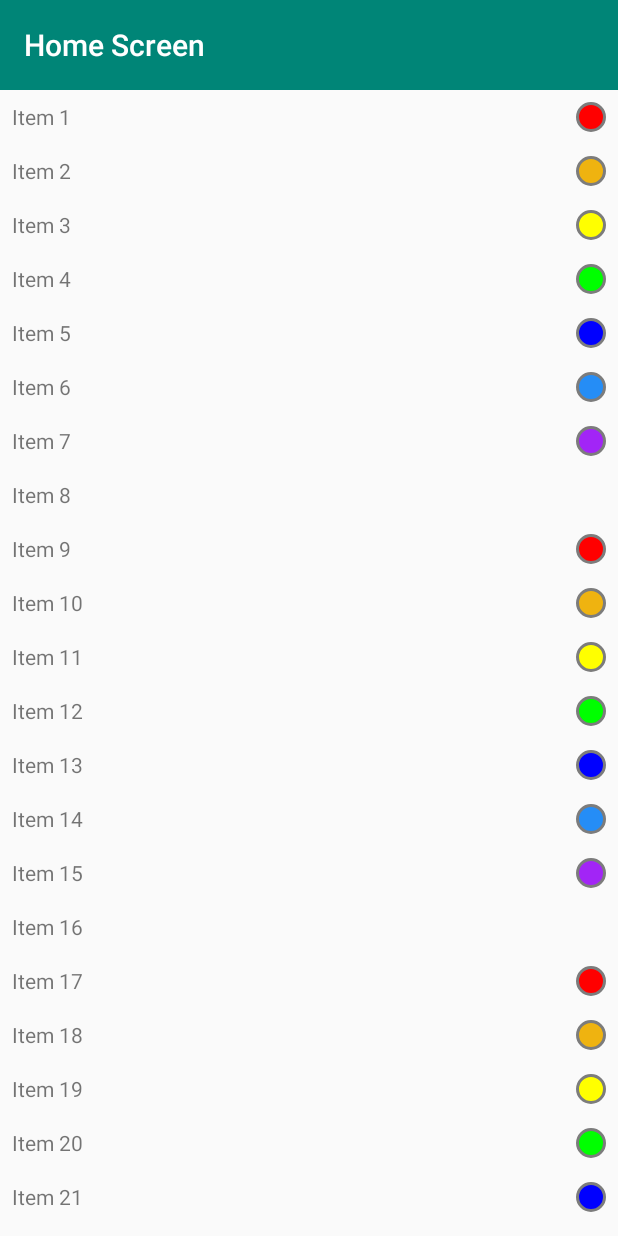
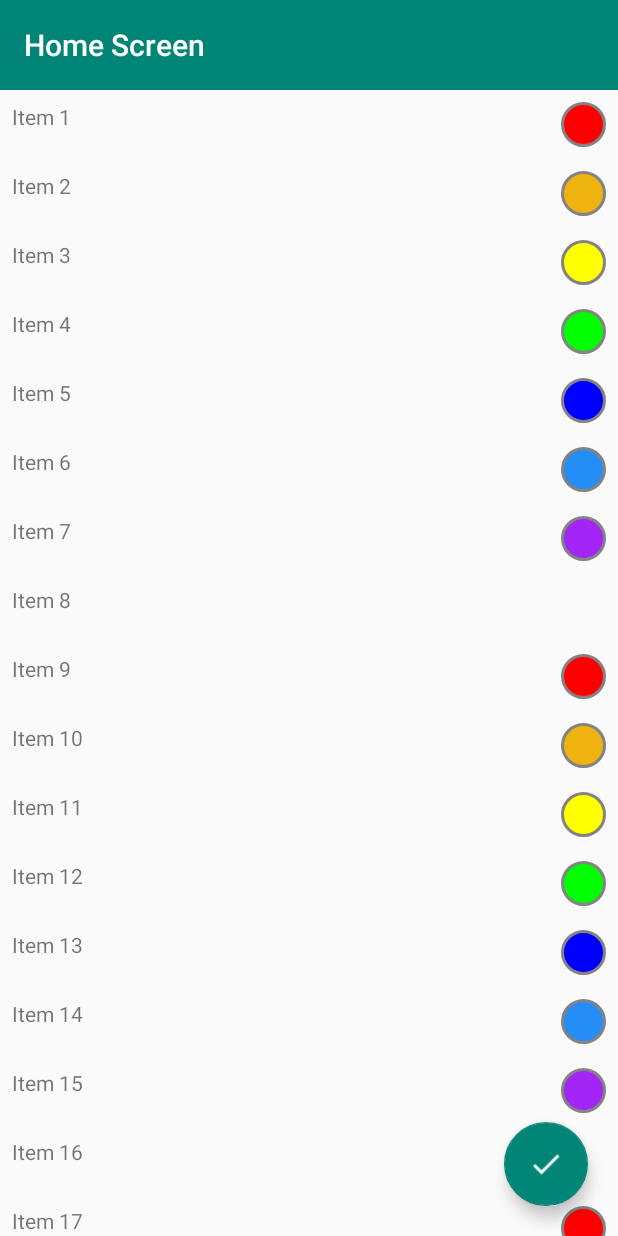
Before and after one commit to gnusinay/App1, an Android app: the screen it shows after launch (HomeActivity), on a phone screen of 412 x 824 dp. Run offline under Robolectric (Android 15) with nearby library versions, the phone set to English and light mode, and no system bars.

Commit message:
Added screen for addition new item Added FloatingActionButton on home screen Creation RainbowColorsHelper for work with rainbow colors Added processing of item swipe (commented out)

```diff
--- a/app/build.gradle
+++ b/app/build.gradle
@@ -6,7 +6,7 @@ android {
 
     defaultConfig {
         applicationId "com.mercury.gnusin.app1"
-        minSdkVersion 15
+        minSdkVersion 18
         targetSdkVersion 24
         versionCode 1
         versionName "1.0"
@@ -20,10 +20,10 @@ android {
 }
 
 dependencies {
-    compile fileTree(dir: 'libs', include: ['*.jar'])
+    compile fileTree(include: ['*.jar'], dir: 'libs')
     testCompile 'junit:junit:4.12'
-
     compile 'com.android.support:appcompat-v7:24.2.1'
     compile 'com.android.support:cardview-v7:24.2.1'
     compile 'com.android.support:recyclerview-v7:24.2.1'
+    compile 'com.android.support:design:24.2.1'
 }
--- a/app/src/main/AndroidManifest.xml
+++ b/app/src/main/AndroidManifest.xml
@@ -15,7 +15,9 @@
                 <category android:name="android.intent.category.LAUNCHER" />
             </intent-filter>
         </activity>
-        <activity android:name=".HomeActivity"></activity>
+        <activity android:name=".NewItemActivity"
+                  android:windowSoftInputMode="stateHidden|adjustResize"/>
+        <activity android:name=".HomeActivity"/>
     </application>
 
 </manifest>
--- a/app/src/main/java/com/mercury/gnusin/app1/HomeActivity.java
+++ b/app/src/main/java/com/mercury/gnusin/app1/HomeActivity.java
@@ -1,35 +1,32 @@
 package com.mercury.gnusin.app1;
 
-import android.content.DialogInterface;
-import android.graphics.Color;
+import android.content.Intent;
 import android.os.Bundle;
-import android.support.v7.app.AlertDialog;
+import android.support.design.widget.CoordinatorLayout;
+import android.support.design.widget.FloatingActionButton;
+import android.support.design.widget.Snackbar;
 import android.support.v7.app.AppCompatActivity;
 import android.support.v7.widget.LinearLayoutManager;
 import android.support.v7.widget.RecyclerView;
 import android.support.v7.widget.Toolbar;
-import android.util.Log;
+import android.support.v7.widget.helper.ItemTouchHelper;
 import android.view.View;
-import android.widget.AdapterView;
-import android.widget.ListAdapter;
-import android.widget.ListView;
 
 import java.util.ArrayList;
 import java.util.List;
 
 public class HomeActivity extends AppCompatActivity {
-    static private Integer[] colors = {null, Color.RED, Color.rgb(239, 179, 16), Color.YELLOW, Color.GREEN, Color.BLUE, Color.rgb(37, 141, 246), Color.rgb(162, 37, 246) };
-    static private int count = 0;
 
-    private int id;
+    private static int ACTIVITY_RESULT_CODE = 1;
+
     private List<RainbowItem> items;
-    private AlertDialog displayedDialog;
+    private RecyclerView recyclerView;
+    private CoordinatorLayout coordinatorView;
 
     @Override
     protected void onCreate(Bundle savedInstanceState) {
         super.onCreate(savedInstanceState);
-        id = ++count;
-        Log.d("AGn HomeActivity_" + id, "create");
+
         setContentView(R.layout.a_home);
 
         Toolbar toolbar = (Toolbar) findViewById(R.id.toolbar);
@@ -39,67 +36,53 @@ public class HomeActivity extends AppCompatActivity {
         if (items == null) {
             items = new ArrayList<>(20);
             for (int i = 0; i < 60;) {
-                items.add(new RainbowItem(String.format("%s %d", getString(R.string.item_name), ++i), colors[i % 8]));
+                items.add(new RainbowItem(String.format("%s %d", getString(R.string.item_name), ++i), RainbowColorsHelper.getColorByPosition(i % 8).getColor()));
             }
         }
 
-        RecyclerView recyclerView = (RecyclerView) findViewById(R.id.recycler_view);
+        FloatingActionButton addItemButton = (FloatingActionButton) findViewById(R.id.add_float_button);
+        addItemButton.setOnClickListener(new View.OnClickListener() {
+            @Override
+            public void onClick(View v) {
+                Intent intent = new Intent(HomeActivity.this, NewItemActivity.class);
+                startActivityForResult(intent, ACTIVITY_RESULT_CODE);
+            }
+        });
+
+        recyclerView = (RecyclerView) findViewById(R.id.recycler_view);
         recyclerView.setHasFixedSize(true);
 
         RecyclerView.LayoutManager layoutManager = new LinearLayoutManager(this);
         recyclerView.setLayoutManager(layoutManager);
 
-        RainbowAdapter adapter = new RainbowAdapter(this, items);
+
+        coordinatorView = (CoordinatorLayout) findViewById(R.id.coordinator_view);
+
+        final RainbowAdapter adapter = new RainbowAdapter(this, items);
         recyclerView.setAdapter(adapter);
 
-        /*recyclerView.setOnItemClickListener(new AdapterView.OnItemClickListener() {
-            @Override
-            public void onItemClick(AdapterView<?> adapterView, View view, int i, long l) {
-                AlertDialog.Builder builder = new AlertDialog.Builder(view.getContext());
-                RainbowItem item = (RainbowItem) adapterView.getAdapter().getItem(i);
-                builder.setMessage(String.format(getString(R.string.item_show_dialog), item.getText()));
+        RainbowItemTouchCallback rainbowItemTouchCallback = new RainbowItemTouchCallback(0, ItemTouchHelper.LEFT);
+        ItemTouchHelper itemTouchHelper = new ItemTouchHelper(rainbowItemTouchCallback);
 
-                builder.setPositiveButton("Ok", new DialogInterface.OnClickListener() {
-                    @Override
-                    public void onClick(DialogInterface dialogInterface, int i) {
-                        dialogInterface.cancel();
+        itemTouchHelper.attachToRecyclerView(recyclerView);
+    }
+
+    @Override
+    protected void onActivityResult(int requestCode, int resultCode, Intent data) {
+        if (requestCode == ACTIVITY_RESULT_CODE) {
+            if (resultCode == RESULT_OK) {
+                String title = data.getStringExtra("title");
+                if (title != null && !title.isEmpty()) {
+                    int color = data.getIntExtra("color", 0);
+                    RainbowItem rainbowItem = new RainbowItem(title, RainbowColorsHelper.getColorByPosition(color).getColor());
+                    if (((RainbowAdapter) recyclerView.getAdapter()).addItem(rainbowItem)) {
+                        Snackbar.make(coordinatorView, R.string.add_new_item_successful_message, Snackbar.LENGTH_SHORT).show();
+                    } else {
+                        Snackbar.make(coordinatorView, R.string.add_new_item_error_message, Snackbar.LENGTH_SHORT).show();
                     }
-                });
-                displayedDialog = builder.create();
-                displayedDialog.show();
+                }
             }
-        });
-
-        listView.setOnItemLongClickListener(new AdapterView.OnItemLongClickListener() {
-            @Override
-            public boolean onItemLongClick(AdapterView<?> adapterView, View view, int i, long l) {
-                final RainbowAdapter listAdapter = (RainbowAdapter) adapterView.getAdapter();
-                final int indexSelectedItems = i;
-                RainbowItem item = (RainbowItem) listAdapter.getItem(indexSelectedItems);
-                AlertDialog.Builder builder = new AlertDialog.Builder(view.getContext());
-                builder.setMessage(String.format(getString(R.string.item_remove_dialog), item.getText()));
-
-                builder.setPositiveButton("Ok", new DialogInterface.OnClickListener() {
-                    @Override
-                    public void onClick(DialogInterface dialogInterface, int i) {
-                        listAdapter.removeItem(indexSelectedItems);
-                        listAdapter.notifyDataSetChanged();
-                        dialogInterface.cancel();
-                    }
-                });
-
-                builder.setNegativeButton("No", new DialogInterface.OnClickListener() {
-                    @Override
-                    public void onClick(DialogInterface dialogInterface, int i) {
-                        dialogInterface.cancel();
-                    }
-                });
-                displayedDialog = builder.create();
-                displayedDialog.show();
-                return true;
-            }
-        });*/
-
+        }
     }
 
     @Override
@@ -108,32 +91,4 @@ public class HomeActivity extends AppCompatActivity {
         return items;
     }
 
-    @Override
-    protected void onDestroy() {
-        super.onDestroy();
-        Log.d("AGn HomeActivity_" + id, "destroy");
-        if (displayedDialog != null) {
-            displayedDialog.dismiss();
-        }
-
-        //finish();
-    }
-
-    @Override
-    protected void onPause() {
-        super.onPause();
-        Log.d("AGn HomeActivity_" + id, "pause");
-    }
-
-    @Override
-    protected void onStop() {
-        super.onStop();
-        Log.d("AGn HomeActivity_" + id, "stop");
-    }
-
-    @Override
-    protected void onResume() {
-        super.onResume();
-        Log.d("AGn HomeActivity_" + id, "resume");
-    }
 }
--- a/app/src/main/java/com/mercury/gnusin/app1/RainbowAdapter.java
+++ b/app/src/main/java/com/mercury/gnusin/app1/RainbowAdapter.java
@@ -6,25 +6,27 @@ import android.support.v7.widget.RecyclerView;
 import android.view.LayoutInflater;
 import android.view.View;
 import android.view.ViewGroup;
+import android.widget.ImageButton;
 import android.widget.TextView;
 
 import java.util.List;
 
 
-
 public class RainbowAdapter extends RecyclerView.Adapter<RainbowAdapter.ViewHolder> {
 
-
-
     private List<RainbowItem> items;
-    private LayoutInflater inflater;
+    private List<Integer> swipedNowPositions;
 
     public static class ViewHolder extends RecyclerView.ViewHolder {
-        public View itemView;
+        public TextView textView;
+        public View colorView;
+        public ImageButton removeButton;
 
         public ViewHolder(View itemView) {
             super(itemView);
-            this.itemView = itemView;
+            textView = (TextView) itemView.findViewById(R.id.text_view);
+            colorView = itemView.findViewById(R.id.color_view);
+            removeButton = (ImageButton) itemView.findViewById(R.id.remove_button);
         }
     }
 
@@ -32,34 +34,63 @@ public class RainbowAdapter extends RecyclerView.Adapter<RainbowAdapter.ViewHold
     public RainbowAdapter(Context context, List<RainbowItem> items) {
         super();
         this.items = items;
-        this.inflater = LayoutInflater.from(context);
     }
 
     @Override
     public ViewHolder onCreateViewHolder(ViewGroup parent, int viewType) {
-        View view = inflater.inflate(R.layout.v_list_item_rainbow, parent, false);
-        ViewHolder viewHolder = new ViewHolder(view);
+        View view = LayoutInflater.from(parent.getContext()).inflate(R.layout.v_list_item_rainbow, parent, false);
 
-        return viewHolder;
+        return new ViewHolder(view);
     }
 
     @Override
-    public void onBindViewHolder(ViewHolder holder, int position) {
-        TextView textView = (TextView) holder.itemView.findViewById(R.id.text_view);
-        textView.setText(items.get(position).getText());
+    public void onBindViewHolder(ViewHolder holder, final int position) {
 
-        View colorView = holder.itemView.findViewById(R.id.color_view);
+        holder.textView.setText(items.get(position).getText());
 
         if (items.get(position).getColor() != null) {
-            colorView.setVisibility(View.VISIBLE);
-            ((GradientDrawable) colorView.getBackground()).setColor(items.get(position).getColor());
+            holder.colorView.setVisibility(View.VISIBLE);
+            ((GradientDrawable) holder.colorView.getBackground()).setColor(items.get(position).getColor());
         } else {
-            colorView.setVisibility(View.INVISIBLE);
+            holder.colorView.setVisibility(View.INVISIBLE);
         }
+
+
+        holder.removeButton.setOnClickListener(new View.OnClickListener() {
+            @Override
+            public void onClick(View v) {
+                RainbowAdapter.this.removeItem(position);
+            }
+        });
     }
 
     @Override
     public int getItemCount() {
         return items.size();
     }
+
+
+    public void addSwipedPosition(int position) {
+        swipedNowPositions.add(position);
+    }
+
+    public void deleteSwipedPosition(int position) {
+        swipedNowPositions.remove(Integer.valueOf(position));
+    }
+
+    public boolean addItem(RainbowItem item) {
+        if (items.contains(item)) {
+            return false;
+        } else {
+            items.add(item);
+            notifyItemInserted(items.size());
+            return true;
+        }
+    }
+
+    public void removeItem(Object item) {
+       /* items.
+        items.remove(item);
+        notifyItemRemoved();*/
+    }
 }
--- /dev/null
+++ b/app/src/main/java/com/mercury/gnusin/app1/RainbowColorsHelper.java
@@ -0,0 +1,43 @@
+package com.mercury.gnusin.app1;
+import android.graphics.Color;
+
+
+
+public class RainbowColorsHelper {
+
+    public static class RainbowColor {
+        private String title;
+        private Integer color;
+
+        public RainbowColor(String title, Integer color) {
+            this.title = title;
+            this.color = color;
+        }
+
+        public String getTitle() {
+            return title;
+        }
+
+        public Integer getColor() {
+            return color;
+        }
+    }
+
+    private static RainbowColor[] rainbowColors = { new RainbowColor("None", null),
+                                                    new RainbowColor("Red", Color.RED),
+                                                    new RainbowColor("Orange", Color.rgb(239, 179, 16)),
+                                                    new RainbowColor("Yellow", Color.YELLOW),
+                                                    new RainbowColor("Green",  Color.GREEN),
+                                                    new RainbowColor("Blue", Color.BLUE),
+                                                    new RainbowColor("Dark blue", Color.rgb(37, 141, 246)),
+                                                    new RainbowColor("Purple", Color.rgb(162, 37, 246)) };
+
+
+    public static RainbowColor getColorByPosition(int position) {
+        return rainbowColors[position];
+    }
+
+    public static int getColorsCount() {
+        return rainbowColors.length;
+    }
+}
--- /dev/null
+++ b/app/src/main/java/com/mercury/gnusin/app1/RainbowItemTouchCallback.java
@@ -0,0 +1,86 @@
+package com.mercury.gnusin.app1;
+
+import android.graphics.Bitmap;
+import android.graphics.BitmapFactory;
+import android.graphics.Canvas;
+import android.graphics.Color;
+import android.graphics.Rect;
+import android.graphics.drawable.ColorDrawable;
+import android.graphics.drawable.Drawable;
+import android.support.v7.widget.RecyclerView;
+import android.support.v7.widget.helper.ItemTouchHelper;
+import android.view.View;
+import android.view.ViewGroup;
+import android.widget.Button;
+import android.widget.ImageButton;
+import android.widget.LinearLayout;
+import android.widget.RelativeLayout;
+import android.widget.TextView;
+
+
+
+public class RainbowItemTouchCallback extends ItemTouchHelper.SimpleCallback {
+
+    @Override
+    public void clearView(RecyclerView recyclerView, RecyclerView.ViewHolder viewHolder) {
+        /*RainbowAdapter.ViewHolder rainbowViewHolder = (RainbowAdapter.ViewHolder) viewHolder;
+        getDefaultUIUtil().clearView(rainbowViewHolder.textView);
+        getDefaultUIUtil().clearView(rainbowViewHolder.colorView);
+        getDefaultUIUtil().clearView(rainbowViewHolder.removeButton);
+        rainbowViewHolder.removeButton.setVisibility(View.GONE);*/
+        super.clearView(recyclerView, viewHolder);
+    }
+
+    public RainbowItemTouchCallback(int dragDirs, int swipeDirs) {
+        super(dragDirs, swipeDirs);
+    }
+
+    @Override
+    public boolean onMove(RecyclerView recyclerView, RecyclerView.ViewHolder viewHolder, RecyclerView.ViewHolder target) {
+        return false;
+    }
+
+    @Override
+    public float getSwipeThreshold(RecyclerView.ViewHolder viewHolder) {
+        return .4f;
+    }
+
+    @Override
+    public void onSwiped(RecyclerView.ViewHolder viewHolder, int direction) {
+
+        return;
+        //int swipedPosition = viewHolder.getAdapterPosition();
+        //adapter.removeItem(swipedPosition);
+    }
+
+   /* @Override
+    public void onSelectedChanged(final RecyclerView.ViewHolder viewHolder, int actionState) {
+        if (actionState == ItemTouchHelper.ACTION_STATE_SWIPE) {
+            RainbowAdapter.ViewHolder rainbowViewHolder = (RainbowAdapter.ViewHolder) viewHolder;
+
+            int removeButtonWidth = (int) (0.8 * (viewHolder.itemView.getWidth() / 4));
+            int removeButtonDX = viewHolder.itemView.getWidth() / 4;
+
+            ViewGroup.LayoutParams params = rainbowViewHolder.removeButton.getLayoutParams();
+            params.width = removeButtonWidth;
+            params.height = viewHolder.itemView.getHeight();
+            rainbowViewHolder.removeButton.setLayoutParams(params);
+            rainbowViewHolder.removeButton.setVisibility(View.VISIBLE);
+            rainbowViewHolder.removeButton.setTranslationX(removeButtonDX);
+        }
+        super.onSelectedChanged(viewHolder, actionState);
+    }
+
+    @Override
+    public void onChildDraw(Canvas c, RecyclerView recyclerView, RecyclerView.ViewHolder viewHolder, float dX, float dY, int actionState, boolean isCurrentlyActive) {
+        float translationX = Math.min(-dX, viewHolder.itemView.getWidth() / 4);
+
+        RainbowAdapter.ViewHolder rainbowViewHolder = (RainbowAdapter.ViewHolder) viewHolder;
+
+        rainbowViewHolder.textView.setTranslationX(-translationX);
+        rainbowViewHolder.colorView.setTranslationX(-translationX);
+        rainbowViewHolder.removeButton.setTranslationX(-(translationX - viewHolder.itemView.getWidth() / 4));
+
+    }*/
+
+}
--- a/app/src/main/java/com/mercury/gnusin/app1/SplashActivity.java
+++ b/app/src/main/java/com/mercury/gnusin/app1/SplashActivity.java
@@ -4,17 +4,13 @@ import android.app.Activity;
 import android.content.Intent;
 import android.os.Handler;
 import android.os.Bundle;
-import android.util.Log;
 
 public class SplashActivity extends Activity {
-    private static int count = 0;
     private boolean isRunHomeScreen = false;
-    private int id;
+
     @Override
     protected void onCreate(Bundle savedInstanceState) {
         super.onCreate(savedInstanceState);
-        id = ++count;
-        Log.d("AGn SplashActivity_" + id, "create");
         setContentView(R.layout.a_splash);
         if (savedInstanceState != null) {
             isRunHomeScreen = savedInstanceState.getBoolean("isRunHomeScreen", false);
@@ -41,28 +37,4 @@ public class SplashActivity extends Activity {
         outState.putBoolean("isRunHomeScreen", isRunHomeScreen);
         super.onSaveInstanceState(outState);
     }
-
-    @Override
-    protected void onDestroy() {
-        super.onDestroy();
-        Log.d("AGn SplashActivity_" + id, "destroy");
-    }
-
-    @Override
-    protected void onPause() {
-        super.onPause();
-        Log.d("AGn SplashActivity_" + id, "pause");
-    }
-
-    @Override
-    protected void onStop() {
-        super.onStop();
-        Log.d("AGn SplashActivity_" + id, "stop");
-    }
-
-    @Override
-    protected void onResume() {
-        super.onResume();
-        Log.d("AGn SplashActivity_" + id, "resume");
-    }
 }
--- a/app/src/main/res/drawable/rainbow_view_circle.xml
+++ b/app/src/main/res/drawable/rainbow_view_circle.xml
@@ -3,7 +3,8 @@
     android:shape="oval">
     <stroke
         android:width="2dp"
-        android:color="#7c7c7c">
+        android:color="#838383"
+        >
     </stroke>
     <solid
         android:color="#ffffff">
--- a/app/src/main/res/layout/a_home.xml
+++ b/app/src/main/res/layout/a_home.xml
@@ -1,8 +1,10 @@
 <?xml version="1.0" encoding="utf-8"?>
-<RelativeLayout xmlns:android="http://schemas.android.com/apk/res/android"
+<android.support.design.widget.CoordinatorLayout
+    xmlns:android="http://schemas.android.com/apk/res/android"
     xmlns:app="http://schemas.android.com/apk/res-auto"
+    android:id="@+id/coordinator_view"
     android:layout_width="match_parent"
-    android:layout_height="match_parent">
+    android:layout_height="match_parent" >
 
 
     <LinearLayout
@@ -21,17 +23,29 @@
             app:title="@string/home_screen"
             app:titleTextColor="@android:color/background_light" />
 
-
         <android.support.v7.widget.RecyclerView
             android:id="@+id/recycler_view"
-            android:scrollbars="vertical"
             android:layout_width="match_parent"
             android:layout_height="match_parent"
             android:choiceMode="singleChoice"
             android:divider="@drawable/rainbow_view_divider"
             android:dividerHeight="1px"
             android:listSelector="@drawable/rainbow_view_selector"
-            android:overScrollMode="never" />
+            android:overScrollMode="never"
+            android:scrollbars="vertical" />
+
     </LinearLayout>
 
-</RelativeLayout>
+    <android.support.design.widget.FloatingActionButton
+        android:id="@+id/add_float_button"
+        android:layout_width="wrap_content"
+        android:layout_height="wrap_content"
+        android:layout_alignParentBottom="true"
+        android:layout_alignParentRight="true"
+        android:layout_marginBottom="20dp"
+        android:layout_marginRight="20dp"
+        android:src="@mipmap/ic_add_button_36"
+        android:layout_gravity="bottom|right"
+        app:fabSize="normal" />
+
+</android.support.design.widget.CoordinatorLayout>
--- a/app/src/main/res/layout/v_list_item_rainbow.xml
+++ b/app/src/main/res/layout/v_list_item_rainbow.xml
@@ -1,20 +1,35 @@
 <?xml version="1.0" encoding="utf-8"?>
-<LinearLayout xmlns:android="http://schemas.android.com/apk/res/android"
-    android:orientation="horizontal" android:layout_width="match_parent"
+<RelativeLayout xmlns:android="http://schemas.android.com/apk/res/android"
+    android:id="@+id/relative_layout"
+    android:layout_width="match_parent"
     android:layout_height="wrap_content"
-    android:layout_weight="4"
-    android:padding="8dp">
+    >
 
     <TextView
         android:id="@+id/text_view"
         android:layout_width="wrap_content"
         android:layout_height="match_parent"
-        android:layout_weight="3"/>
+        android:layout_alignParentLeft="true"
+        android:layout_margin="8dp" />
 
     <View
         android:id="@+id/color_view"
-        android:layout_width="20dp"
-        android:layout_height="20dp"
-        android:background="@drawable/rainbow_view_circle"/>
+        android:layout_width="30dp"
+        android:layout_height="30dp"
+        android:layout_margin="8dp"
+        android:layout_alignParentRight="true"
+        android:background="@drawable/rainbow_view_circle"
+        android:layout_toLeftOf="@+id/remove_button"
+        android:visibility="visible"/>
 
-</LinearLayout>
+    <ImageButton
+        android:id="@+id/remove_button"
+        android:layout_width="wrap_content"
+        android:layout_height="wrap_content"
+        android:layout_alignParentRight="true"
+        android:src="@mipmap/basket_18"
+        android:background="@color/colorAccent"
+        android:visibility="gone"/>
+
+
+</RelativeLayout>
--- a/app/src/main/res/values/strings.xml
+++ b/app/src/main/res/values/strings.xml
@@ -5,4 +5,12 @@
     <string name="item_show_dialog">You selected %s</string>
     <string name="item_remove_dialog">Do you want to delete %s</string>
     <string name="item_name">Item</string>
+    <string name="title_new_item_text_view">Title:</string>
+    <string name="color_new_item_text_view">Color:</string>
+    <string name="new_item_save_button">Save</string>
+
+    <string name="empty_title_new_item_error_message">Title can not to be empty</string>
+    <string name="add_new_item_error_message">Item can not to be added to list</string>
+
+    <string name="add_new_item_successful_message">Item added to list</string>
 </resources>
```
Also changed, not shown: app/src/main/java/com/mercury/gnusin/app1/NewItemActivity.java (added, +89 -0 lines), app/src/main/java/com/mercury/gnusin/app1/RainbowItem.java (+9 -3 lines), app/src/main/res/drawable/basket_button.xml (added, +14 -0 lines), app/src/main/res/layout/a_addition_new_item.xml (added, +55 -0 lines), app/src/main/res/layout/i_colors_spinner.xml (added, +22 -0 lines), app/src/main/res/mipmap-mdpi/basket_18.png (added), app/src/main/res/mipmap-mdpi/ic_add_button_24.png (added), app/src/main/res/mipmap-mdpi/ic_add_button_36.png (added).
